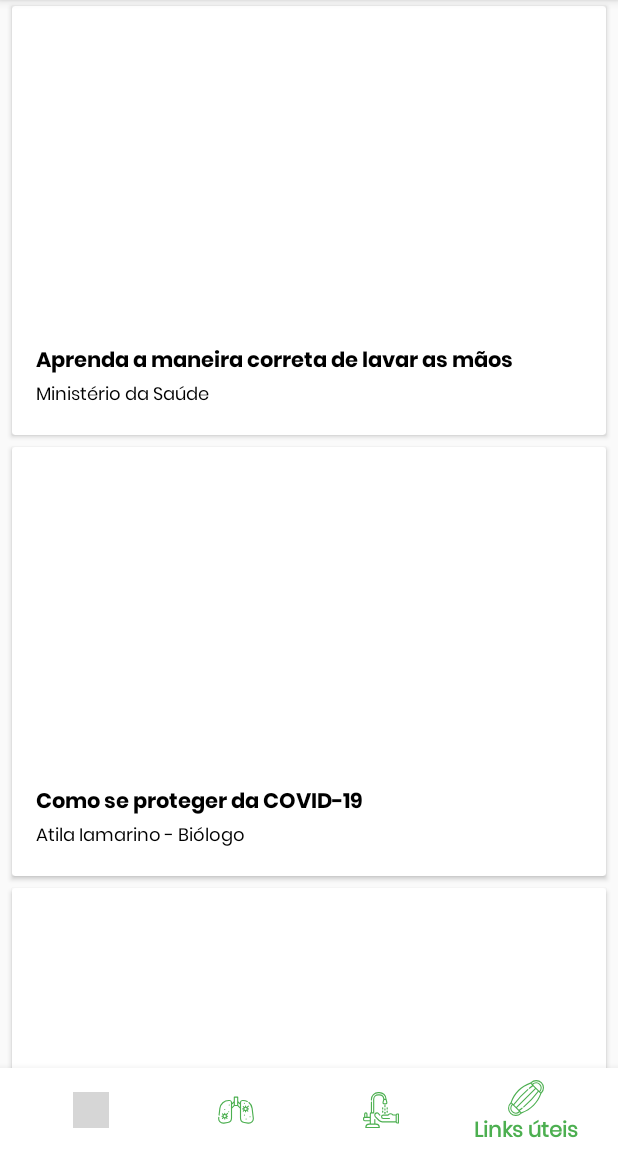
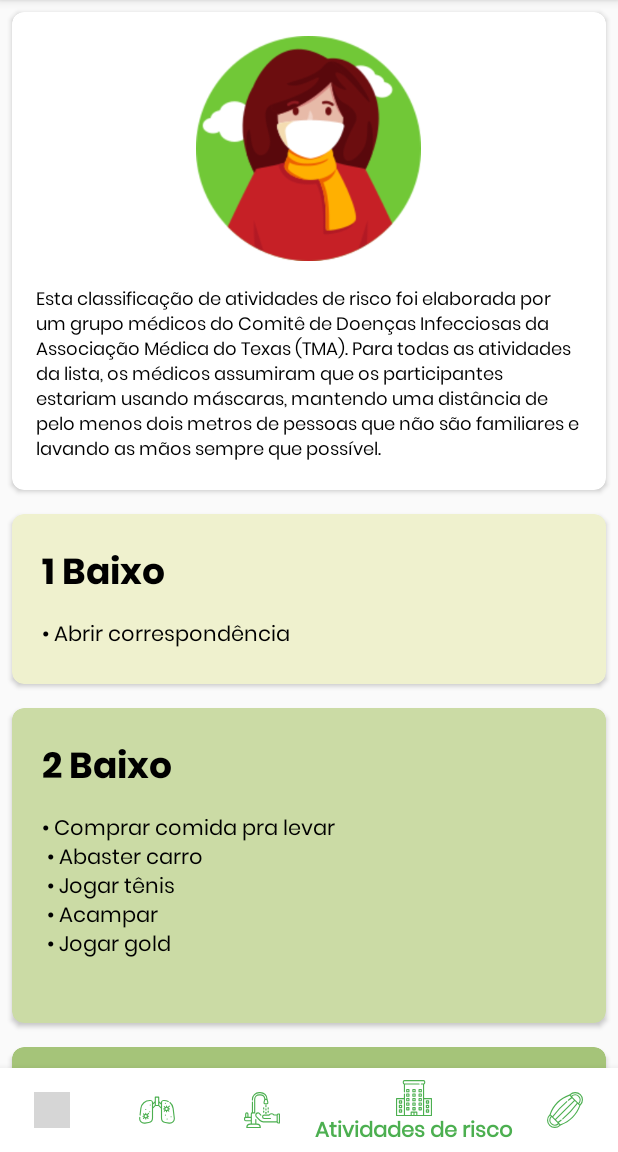
Before and after one commit to Vitor238/Covid19-Brasil, an Android app: the screen it shows after launch (MainActivity), item 4 of the bottom bar chosen, on a phone screen of 412 x 824 dp, the part 84-1236 px from its top. Run offline under Robolectric (Android 15) with nearby library versions, the phone set to English and light mode, and no system bars; plain views replace RoundedImageView; grey boxes are pictures that could not be loaded.

Commit message:
Adicionado lista de atividades de risco.

```diff
--- a/app/src/main/java/com/vitor238/covid19brasil/activity/MainActivity.kt
+++ b/app/src/main/java/com/vitor238/covid19brasil/activity/MainActivity.kt
@@ -7,41 +7,36 @@ import androidx.fragment.app.Fragment
 import androidx.fragment.app.FragmentTransaction
 import com.google.android.material.bottomnavigation.BottomNavigationView
 import com.vitor238.covid19brasil.R
-import com.vitor238.covid19brasil.fragment.CasesFragment
-import com.vitor238.covid19brasil.fragment.CareFragment
-import com.vitor238.covid19brasil.fragment.UsefulLinksFragment
-import com.vitor238.covid19brasil.fragment.SymptomsFragment
+import com.vitor238.covid19brasil.fragment.*
 import kotlinx.android.synthetic.main.activity_main.*
 
 class MainActivity : AppCompatActivity(), BottomNavigationView.OnNavigationItemSelectedListener {
-
-    private val casesFragment = CasesFragment()
-    private val symptomsFragment = SymptomsFragment()
-    private val careFragment = CareFragment()
-    private val usefulLinksFragment = UsefulLinksFragment()
 
     override fun onCreate(savedInstanceState: Bundle?) {
         super.onCreate(savedInstanceState)
         setContentView(R.layout.activity_main)
 
         bottomNavigationView.setOnNavigationItemSelectedListener(this)
-        openFragment(casesFragment)
+        openFragment(CasesFragment())
 
     }
 
     override fun onNavigationItemSelected(item: MenuItem): Boolean {
         when (item.itemId) {
             R.id.navigation_cases -> {
-                openFragment(casesFragment)
+                openFragment(CasesFragment())
             }
             R.id.navigation_symptoms -> {
-                openFragment(symptomsFragment)
+                openFragment(SymptomsFragment())
             }
             R.id.navigation_care -> {
-                openFragment(careFragment)
+                openFragment(CareFragment())
+            }
+            R.id.navigation_risky_activities -> {
+                openFragment(RisksFragment.newInstance())
             }
             R.id.navigation_useful_links -> {
-                openFragment(usefulLinksFragment)
+                openFragment(UsefulLinksFragment())
             }
         }
         return true
--- /dev/null
+++ b/app/src/main/java/com/vitor238/covid19brasil/adapter/RiskyActivitiesAdapter.kt
@@ -0,0 +1,55 @@
+package com.vitor238.covid19brasil.adapter
+
+import android.view.LayoutInflater
+import android.view.View
+import android.view.ViewGroup
+import android.widget.TextView
+import androidx.cardview.widget.CardView
+import androidx.recyclerview.widget.RecyclerView
+import com.vitor238.covid19brasil.R
+import com.vitor238.covid19brasil.model.RiskyActivity
+import kotlinx.android.synthetic.main.item_risk.view.*
+
+class RiskyActivitiesAdapter : RecyclerView.Adapter<RiskyActivitiesAdapter.ViewHolder>() {
+
+    private var riskyActivitiesList = listOf<RiskyActivity>()
+
+    fun setListData(data: List<RiskyActivity>) {
+        riskyActivitiesList = data
+    }
+
+    override fun onCreateViewHolder(parent: ViewGroup, viewType: Int): ViewHolder {
+        return ViewHolder.from(parent)
+    }
+
+    override fun onBindViewHolder(holder: ViewHolder, position: Int) {
+        holder.bind(riskyActivitiesList[position])
+    }
+
+    override fun getItemCount(): Int {
+        return riskyActivitiesList.size
+    }
+
+    class ViewHolder(itemView: View) : RecyclerView.ViewHolder(itemView) {
+
+        private val title: TextView = itemView.text_title
+        private val riskyActivityList: TextView = itemView.text_risky_activities_list
+        private val card: CardView = itemView.card
+
+        fun bind(item: RiskyActivity) {
+            title.text = item.title
+            title.setTextColor(item.textColor)
+            riskyActivityList.text = item.riskyActivities
+            riskyActivityList.setTextColor(item.textColor)
+            card.setCardBackgroundColor(item.backgroundColor)
+        }
+
+        companion object {
+            fun from(parent: ViewGroup): ViewHolder {
+                val layoutInflater = LayoutInflater.from(parent.context)
+                val view = layoutInflater.inflate(R.layout.item_risk, parent, false)
+                return ViewHolder(view)
+            }
+        }
+    }
+}
--- /dev/null
+++ b/app/src/main/java/com/vitor238/covid19brasil/extension/ColorExtension.kt
@@ -0,0 +1,16 @@
+package com.vitor238.covid19brasil.extension
+
+import android.content.Context
+import androidx.core.content.ContextCompat
+import androidx.fragment.app.Fragment
+
+/**
+ * Extension method to provide simpler access to {@link ContextCompat#getColor(int)}.
+ */
+fun Context.getColorCompat(color: Int) = ContextCompat.getColor(this, color)
+
+/**
+ *  Extension method to provide simpler access to {@link ContextCompat#getColor(int)}
+ *  from a [Fragment].
+ */
+fun Fragment.getColorCompat(color: Int) = requireContext().getColorCompat(color)
--- /dev/null
+++ b/app/src/main/java/com/vitor238/covid19brasil/fragment/RisksFragment.kt
@@ -0,0 +1,96 @@
+package com.vitor238.covid19brasil.fragment
+
+import android.os.Bundle
+import android.view.LayoutInflater
+import android.view.View
+import android.view.ViewGroup
+import androidx.fragment.app.Fragment
+import com.vitor238.covid19brasil.R
+import com.vitor238.covid19brasil.adapter.RiskyActivitiesAdapter
+import com.vitor238.covid19brasil.extension.getColorCompat
+import com.vitor238.covid19brasil.model.RiskyActivity
+import kotlinx.android.synthetic.main.fragment_risks.view.*
+
+class RisksFragment : Fragment() {
+
+    private lateinit var fragmentView: View
+
+    override fun onCreateView(
+        inflater: LayoutInflater, container: ViewGroup?,
+        savedInstanceState: Bundle?
+    ): View? {
+        // Inflate the layout for this fragment
+        fragmentView = inflater.inflate(R.layout.fragment_risks, container, false)
+        setupRecyclerView()
+        return fragmentView
+    }
+
+    companion object {
+        fun newInstance() = RisksFragment()
+    }
+
+    private fun setupRecyclerView() {
+
+        val riskyActivitiesList = listOf(
+            RiskyActivity(
+                getString(R.string.risk_1),
+                getColorCompat(R.color.risk_1),
+                getString(R.string.risky_activity_list_1),
+                getColorCompat(R.color.black)
+            ),
+            RiskyActivity(
+                getString(R.string.risk_2),
+                getColorCompat(R.color.risk_2),
+                getString(R.string.risky_activity_list_2),
+                getColorCompat(R.color.black)
+            ),
+            RiskyActivity(
+                getString(R.string.risk_3),
+                getColorCompat(R.color.risk_3),
+                getString(R.string.risky_activity_list_3),
+                getColorCompat(R.color.black)
+            ),
+            RiskyActivity(
+                getString(R.string.risk_4),
+                getColorCompat(R.color.risk_4),
+                getString(R.string.risky_activity_list_4),
+                getColorCompat(R.color.black)
+            ),
+            RiskyActivity(
+                getString(R.string.risk_5),
+                getColorCompat(R.color.risk_5),
+                getString(R.string.risky_activity_list_5),
+                getColorCompat(R.color.black)
+            ),
+            RiskyActivity(
+                getString(R.string.risk_6),
+                getColorCompat(R.color.risk_6),
+                getString(R.string.risky_activity_list_6),
+                getColorCompat(R.color.black)
+            ),
+            RiskyActivity(
+                getString(R.string.risk_7),
+                getColorCompat(R.color.risk_7),
+                getString(R.string.risky_activity_list_7),
+                getColorCompat(R.color.black)
+            ),
+            RiskyActivity(
+                getString(R.string.risk_8),
+                getColorCompat(R.color.risk_8),
+                getString(R.string.risky_activity_list_8),
+                getColorCompat(R.color.white)
+            ),
+            RiskyActivity(
+                getString(R.string.risk_9),
+                getColorCompat(R.color.risk_9),
+                getString(R.string.risky_activity_list_9),
+                getColorCompat(R.color.white)
+            )
+        )
+
+        val adapter = RiskyActivitiesAdapter()
+        fragmentView.risky_activities_recyclerview.adapter = adapter
+        adapter.setListData(riskyActivitiesList)
+
+    }
+}
--- /dev/null
+++ b/app/src/main/java/com/vitor238/covid19brasil/model/RiskyActivity.kt
@@ -0,0 +1,15 @@
+package com.vitor238.covid19brasil.model
+
+import android.os.Parcelable
+import androidx.annotation.ColorInt
+import androidx.annotation.ColorRes
+import kotlinx.android.parcel.Parcelize
+
+data class RiskyActivity(
+    val title: String,
+    @ColorInt
+    val backgroundColor: Int,
+    val riskyActivities: String,
+    @ColorInt
+    val textColor: Int
+)
--- /dev/null
+++ b/app/src/main/res/drawable/ic_risky_activities.xml
@@ -0,0 +1,72 @@
+<vector xmlns:android="http://schemas.android.com/apk/res/android"
+    android:width="64dp"
+    android:height="64dp"
+    android:viewportWidth="64"
+    android:viewportHeight="64">
+  <path
+      android:fillColor="#FF000000"
+      android:pathData="M63,32L50,32L50,7.816A3,3 0,0 0,52 5L52,3A3,3 0,0 0,49 0L15,0a3,3 0,0 0,-3 3v2a3,3 0,0 0,2 2.816L14,21a1,1 0,0 0,2 0L16,8L41,8A1,1 0,0 0,41 6L15,6A1,1 0,0 1,14 5L14,3a1,1 0,0 1,1 -1h34a1,1 0,0 1,1 1v2a1,1 0,0 1,-1 1h-4a1,1 0,0 0,0 2h3L48,62L38,62L38,57A1,1 0,0 0,37 56L27,56a1,1 0,0 0,-1 1v5L16,62L16,25a1,1 0,0 0,-2 0v7L1,32a1,1 0,0 0,-1 1v30a1,1 0,0 0,1 1h62a1,1 0,0 0,1 -1L64,33A1,1 0,0 0,63 32ZM2,34L14,34L14,62L2,62ZM28,58h3v4h-3zM33,62v-4h3v4zM62,62L50,62L50,34h12z"/>
+  <path
+      android:fillColor="#FF000000"
+      android:pathData="m19,29.9838h4a1,1 0,0 0,1 -1v-4a1,1 0,0 0,-1 -1h-4a1,1 0,0 0,-1 1v4a1,1 0,0 0,1 1zM20,25.9838h2v2h-2z"/>
+  <path
+      android:fillColor="#FF000000"
+      android:pathData="m35,24.9838a1,1 0,0 0,-1 -1h-4a1,1 0,0 0,-1 1v4a1,1 0,0 0,1 1h4a1,1 0,0 0,1 -1zM33,27.9838h-2v-2h2z"/>
+  <path
+      android:fillColor="#FF000000"
+      android:pathData="m41,29.9838h4a1,1 0,0 0,1 -1v-4a1,1 0,0 0,-1 -1h-4a1,1 0,0 0,-1 1v4a1,1 0,0 0,1 1zM42,25.9838h2v2h-2z"/>
+  <path
+      android:fillColor="#FF000000"
+      android:pathData="m18,36.9892a1,1 0,0 0,1 1h4a1,1 0,0 0,1 -1v-4a1,1 0,0 0,-1 -1h-4a1,1 0,0 0,-1 1zM20,33.9892h2v2h-2z"/>
+  <path
+      android:fillColor="#FF000000"
+      android:pathData="m35,32.9892a1,1 0,0 0,-1 -1h-4a1,1 0,0 0,-1 1v4a1,1 0,0 0,1 1h4a1,1 0,0 0,1 -1zM33,35.9892h-2v-2h2z"/>
+  <path
+      android:fillColor="#FF000000"
+      android:pathData="m40,36.9892a1,1 0,0 0,1 1h4a1,1 0,0 0,1 -1v-4a1,1 0,0 0,-1 -1h-4a1,1 0,0 0,-1 1zM42,33.9892h2v2h-2z"/>
+  <path
+      android:fillColor="#FF000000"
+      android:pathData="m18,44.9946a1,1 0,0 0,1 1h4a1,1 0,0 0,1 -1v-4a1,1 0,0 0,-1 -1h-4a1,1 0,0 0,-1 1zM20,41.9946h2v2h-2z"/>
+  <path
+      android:fillColor="#FF000000"
+      android:pathData="M10,36H6a1,1 0,0 0,-1 1v4a1,1 0,0 0,1 1h4a1,1 0,0 0,1 -1V37A1,1 0,0 0,10 36ZM9,40H7v-2h2z"/>
+  <path
+      android:fillColor="#FF000000"
+      android:pathData="M10,44H6a1,1 0,0 0,-1 1v4a1,1 0,0 0,1 1h4a1,1 0,0 0,1 -1V45A1,1 0,0 0,10 44ZM9,48H7v-2h2z"/>
+  <path
+      android:fillColor="#FF000000"
+      android:pathData="M10,52H6a1,1 0,0 0,-1 1v4a1,1 0,0 0,1 1h4a1,1 0,0 0,1 -1V53A1,1 0,0 0,10 52ZM9,56H7v-2h2z"/>
+  <path
+      android:fillColor="#FF000000"
+      android:pathData="m54,42h4a1,1 0,0 0,1 -1v-4a1,1 0,0 0,-1 -1h-4a1,1 0,0 0,-1 1v4a1,1 0,0 0,1 1zM55,38h2v2h-2z"/>
+  <path
+      android:fillColor="#FF000000"
+      android:pathData="m54,50h4a1,1 0,0 0,1 -1v-4a1,1 0,0 0,-1 -1h-4a1,1 0,0 0,-1 1v4a1,1 0,0 0,1 1zM55,46h2v2h-2z"/>
+  <path
+      android:fillColor="#FF000000"
+      android:pathData="m54,58h4a1,1 0,0 0,1 -1v-4a1,1 0,0 0,-1 -1h-4a1,1 0,0 0,-1 1v4a1,1 0,0 0,1 1zM55,54h2v2h-2z"/>
+  <path
+      android:fillColor="#FF000000"
+      android:pathData="m35,40.9946a1,1 0,0 0,-1 -1h-4a1,1 0,0 0,-1 1v4a1,1 0,0 0,1 1h4a1,1 0,0 0,1 -1zM33,43.9946h-2v-2h2z"/>
+  <path
+      android:fillColor="#FF000000"
+      android:pathData="m40,44.9946a1,1 0,0 0,1 1h4a1,1 0,0 0,1 -1v-4a1,1 0,0 0,-1 -1h-4a1,1 0,0 0,-1 1zM42,41.9946h2v2h-2z"/>
+  <path
+      android:fillColor="#FF000000"
+      android:pathData="m18,53a1,1 0,0 0,1 1h4a1,1 0,0 0,1 -1v-4a1,1 0,0 0,-1 -1h-4a1,1 0,0 0,-1 1zM20,50h2v2h-2z"/>
+  <path
+      android:fillColor="#FF000000"
+      android:pathData="m34,48h-4a1,1 0,0 0,-1 1v4a1,1 0,0 0,1 1h4a1,1 0,0 0,1 -1v-4a1,1 0,0 0,-1 -1zM33,52h-2v-2h2z"/>
+  <path
+      android:fillColor="#FF000000"
+      android:pathData="m40,53a1,1 0,0 0,1 1h4a1,1 0,0 0,1 -1v-4a1,1 0,0 0,-1 -1h-4a1,1 0,0 0,-1 1zM42,50h2v2h-2z"/>
+  <path
+      android:fillColor="#FF000000"
+      android:pathData="m19,21.9784h4a1,1 0,0 0,1 -1v-4a1,1 0,0 0,-1 -1h-4a1,1 0,0 0,-1 1v4a1,1 0,0 0,1 1zM20,17.9784h2v2h-2z"/>
+  <path
+      android:fillColor="#FF000000"
+      android:pathData="m35,16.9784a1,1 0,0 0,-1 -1h-4a1,1 0,0 0,-1 1v4a1,1 0,0 0,1 1h4a1,1 0,0 0,1 -1zM33,19.9784h-2v-2h2z"/>
+  <path
+      android:fillColor="#FF000000"
+      android:pathData="m41,21.9784h4a1,1 0,0 0,1 -1v-4a1,1 0,0 0,-1 -1h-4a1,1 0,0 0,-1 1v4a1,1 0,0 0,1 1zM42,17.9784h2v2h-2z"/>
+</vector>
--- /dev/null
+++ b/app/src/main/res/layout/fragment_risks.xml
@@ -0,0 +1,52 @@
+<?xml version="1.0" encoding="utf-8"?>
+<androidx.core.widget.NestedScrollView xmlns:android="http://schemas.android.com/apk/res/android"
+    xmlns:tools="http://schemas.android.com/tools"
+    android:layout_width="match_parent"
+    android:layout_height="match_parent"
+    xmlns:app="http://schemas.android.com/apk/res-auto"
+    tools:context=".fragment.RisksFragment">
+
+    <LinearLayout
+        android:layout_width="match_parent"
+        android:layout_height="match_parent"
+        android:orientation="vertical">
+
+        <androidx.cardview.widget.CardView
+            android:layout_width="match_parent"
+            android:layout_height="wrap_content"
+            android:layout_margin="8dp"
+            app:cardCornerRadius="8dp">
+
+            <LinearLayout
+                android:layout_width="match_parent"
+                android:layout_height="match_parent"
+                android:gravity="center_horizontal"
+                android:orientation="vertical"
+                android:padding="16dp">
+
+                <ImageView
+                    android:contentDescription="@null"
+                    android:id="@+id/imageView"
+                    android:layout_width="150dp"
+                    android:layout_height="150dp"
+                    android:src="@drawable/atividades" />
+
+                <TextView
+                    android:layout_width="match_parent"
+                    android:layout_height="wrap_content"
+                    android:layout_marginTop="16dp"
+                    android:text="@string/risky_activities_description"
+                    android:textSize="12sp" />
+            </LinearLayout>
+        </androidx.cardview.widget.CardView>
+
+        <androidx.recyclerview.widget.RecyclerView
+            android:id="@+id/risky_activities_recyclerview"
+            android:layout_width="match_parent"
+            android:layout_height="wrap_content"
+            tools:listitem="@layout/item_risk"
+            app:layoutManager="androidx.recyclerview.widget.LinearLayoutManager"/>
+
+    </LinearLayout>
+
+</androidx.core.widget.NestedScrollView>
--- /dev/null
+++ b/app/src/main/res/layout/item_risk.xml
@@ -0,0 +1,39 @@
+<?xml version="1.0" encoding="utf-8"?>
+<androidx.cardview.widget.CardView xmlns:android="http://schemas.android.com/apk/res/android"
+    xmlns:app="http://schemas.android.com/apk/res-auto"
+    xmlns:tools="http://schemas.android.com/tools"
+    android:id="@+id/card"
+    android:layout_width="match_parent"
+    android:layout_height="wrap_content"
+    android:layout_margin="8dp"
+    app:cardBackgroundColor="@color/risk_1"
+    app:cardCornerRadius="8dp">
+
+    <RelativeLayout
+        android:layout_width="match_parent"
+        android:layout_height="match_parent"
+        android:padding="16dp">
+
+        <TextView
+            android:id="@+id/text_title"
+            android:layout_width="wrap_content"
+            android:layout_height="wrap_content"
+            android:layout_alignParentStart="true"
+            android:layout_alignParentTop="true"
+            android:layout_margin="4dp"
+            android:fontFamily="@font/poppins_bold"
+            android:text="@string/risk_1"
+            android:textSize="24sp" />
+
+        <TextView
+            android:id="@+id/text_risky_activities_list"
+            android:layout_width="wrap_content"
+            android:layout_height="wrap_content"
+            android:layout_below="@id/text_title"
+            android:layout_alignParentStart="true"
+            android:layout_margin="4dp"
+            tools:text="@string/risky_activity_list_1" />
+
+    </RelativeLayout>
+
+</androidx.cardview.widget.CardView>
--- a/app/src/main/res/menu/navigation_menu.xml
+++ b/app/src/main/res/menu/navigation_menu.xml
@@ -13,6 +13,10 @@
         android:icon="@drawable/ic_faucet"
         android:title="@string/care" />
     <item
+        android:id="@+id/navigation_risky_activities"
+        android:icon="@drawable/ic_risky_activities"
+        android:title="@string/risky_activities" />
+    <item
         android:id="@+id/navigation_useful_links"
         android:icon="@drawable/ic_mask"
         android:title="@string/useful_links" />
--- a/app/src/main/res/values/colors.xml
+++ b/app/src/main/res/values/colors.xml
@@ -1,6 +1,18 @@
 <?xml version="1.0" encoding="utf-8"?>
 <resources>
-    <color name="colorPrimary">@android:color/white</color>
-    <color name="colorPrimaryDark">@android:color/darker_gray</color>
+    <color name="colorPrimary">@color/white</color>
+    <color name="colorPrimaryDark">@color/darker_grey</color>
     <color name="colorAccent">#4CAF50</color>
+    <color name="risk_1">#EFF1CE</color>
+    <color name="risk_2">#CBDBA5</color>
+    <color name="risk_3">#A5C479</color>
+    <color name="risk_4">#7C9E38</color>
+    <color name="risk_5">#FFDC8C</color>
+    <color name="risk_6">#F1BB3A</color>
+    <color name="risk_7">#F27354</color>
+    <color name="risk_8">#C11F1F</color>
+    <color name="risk_9">#6F2020</color>
+    <color name="black">#000000</color>
+    <color name="white">#FFFFFF</color>
+    <color name="darker_grey">#AAA</color>
 </resources>
--- a/app/src/main/res/values/strings.xml
+++ b/app/src/main/res/values/strings.xml
@@ -1,4 +1,4 @@
-<resources>
+<resources xmlns:tools="http://schemas.android.com/tools">
     <string name="app_name">Covid19 Brasil</string>
     <string name="brazil">Brasil</string>
     <string name="cases">Casos</string>
@@ -99,5 +99,64 @@
     <string name="link_title_6">Organização Mundial da Saúde - COVID-19 (Inglês)</string>
     <string name="link_title_7">Qual o Futuro do Coronavírus e da COVID-19?</string>
     <string name="link_title_8">Covid-19: qual o risco de contágio que cada atividade oferece?</string>
-
+    <string name="risk_1">1 Baixo</string>
+    <string name="risk_2">2 Baixo</string>
+    <string name="risk_3">3 Baixo Moderado</string>
+    <string name="risk_4">4 Baixo Moderado</string>
+    <string name="risk_5">5 Moderado</string>
+    <string name="risk_6">6 Moderado</string>
+    <string name="risk_7">7 Moderado Alto</string>
+    <string name="risk_8">8 Alto</string>
+    <string name="risk_9">9 Alto</string>
+    <string name="risky_activity_list_1">\u2022 Abrir correspondência</string>
+    <string name="risky_activity_list_2">
+        \u2022 Comprar comida pra levar \n
+        \u2022 Abaster carro \n
+        \u2022 Jogar tênis \n
+        \u2022 Acampar \n
+        \u2022 Jogar gold \n
+    </string>
+    <string name="risky_activity_list_3">
+        \u2022 Ir ao supermercado \n
+        \u2022 Caminhar,correr ou andar de bicicleta com outras pessoas \n
+    </string>
+    <string name="risky_activity_list_4">
+        \u2022 Ficar hospedado em hotel por duas noites \n
+        \u2022 Esperar na recepção do consultório médico \n
+        \u2022 Ir à biblioteca ou ao museu \n
+        \u2022 Comer em restaurante(área externa) \n
+        \u2022 Caminhar pelo centro da cidade \n
+        \u2022 Passar uma hora em parque infantil \n
+    </string>
+    <string name="risky_activity_list_5">
+        \u2022 Jantar na casa de outra pessoa \n
+        \u2022 Ir a churrasco \n
+        \u2022 Ir à praia ou ao shopping \n
+    </string>
+    <string name="risky_activity_list_6" tools:ignore="Typos">
+        \u2022 Mandar as crianças à escola, ao acampamento ou à creche \n
+        \u2022 Trabalhar por uma semana em escritório \n
+        \u2022 Nadar em piscina pública \n
+        \u2022 Visitar idosos em casa \n
+    </string>
+    <string name="risky_activity_list_7">
+        \u2022 Ir a salão de beleza ou barbearia \n
+        \u2022 Comer em restaurante(área interna) \n
+        \u2022 Ir a casamento ou funeral \n
+        \u2022 Viajar de avião \n
+        \u2022 Jogar basquete \n
+        \u2022 Abraçar ou apertar a mão de alguém \n
+    </string>
+    <string name="risky_activity_list_8">
+        \u2022 Comer em bufê \n
+        \u2022 Ir à academia de ginástica \n
+        \u2022 Ir ao parque de diversões ou ao cinema \n
+    </string>
+    <string name="risky_activity_list_9">
+        \u2022 Ir a show grande ou evento esportivo em estádio \n
+        \u2022 Ir a culto religioso com 500 ou mais fiéis \n
+        \u2022 Ir ao bar \n
+    </string>
+    <string name="risky_activities_description">Esta classificação de atividades de risco foi elaborada por um grupo médicos do Comitê de Doenças Infecciosas da Associação Médica do Texas (TMA). Para todas as atividades da lista, os médicos assumiram que os participantes estariam usando máscaras, mantendo uma distância de pelo menos dois metros de pessoas que não são familiares e lavando as mãos sempre que possível.</string>
+    <string name="risky_activities">Atividades de risco</string>
 </resources>
```
Also changed, not shown: app/src/main/res/drawable/atividades.png (added), app/src/main/res/drawable/mascara.png (added), 1 other file.
